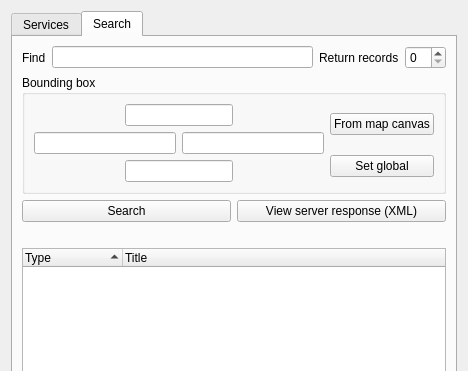
nextgis/qgis_cswclient, file plugin/MetaSearch/ui/maindialog.ui: the form before one commit; both pictures show x 0 to 468 and y 0 to 371 of the 468 by 638 pixel window.
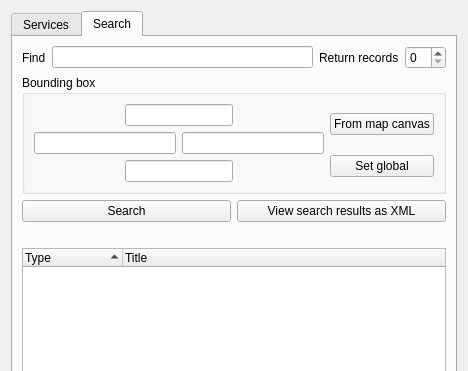
The form after the commit.

Patch:
```diff
--- a/plugin/MetaSearch/ui/maindialog.ui
+++ b/plugin/MetaSearch/ui/maindialog.ui
@@ -224,7 +224,7 @@
          <item row="2" column="1">
           <widget class="QPushButton" name="btnShowXml">
            <property name="text">
-            <string>View server response (XML)</string>
+            <string>View search results as XML</string>
            </property>
           </widget>
          </item>
```
